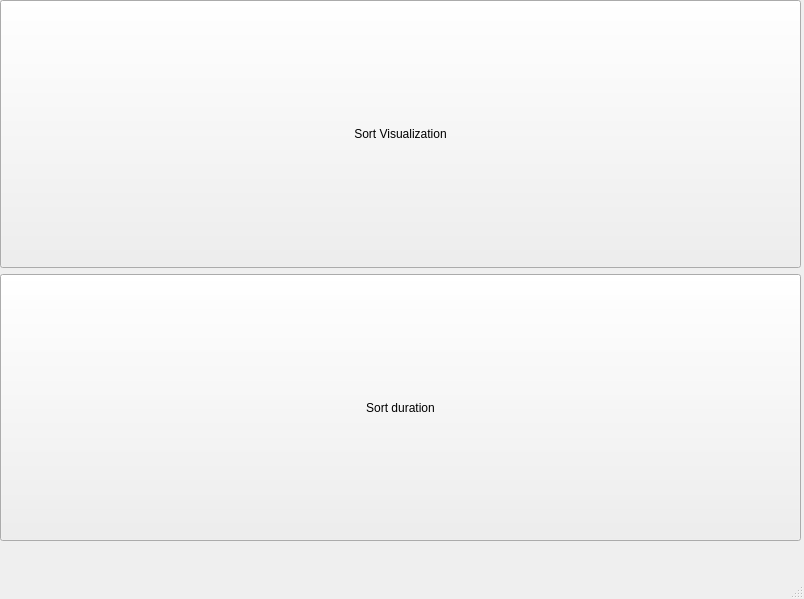
Megarekrut65/4sem-ooop-lab2, file lab2/mainwindow.ui: the form before one commit.
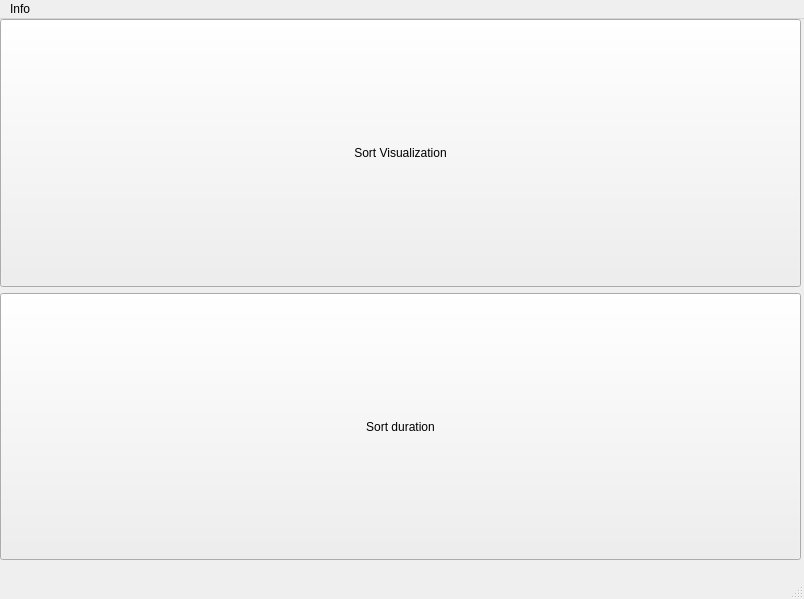
The form after the commit.

Commit message: Created window for info about sort algorithms

Diff of the .ui file:
```diff
--- a/lab2/mainwindow.ui
+++ b/lab2/mainwindow.ui
@@ -83,6 +83,13 @@
      <height>21</height>
     </rect>
    </property>
+   <widget class="QMenu" name="menuInfo">
+    <property name="title">
+     <string>Info</string>
+    </property>
+    <addaction name="actionAbout_sort_algorithms"/>
+   </widget>
+   <addaction name="menuInfo"/>
   </widget>
   <widget class="QStatusBar" name="statusbar"/>
  </widget>
```
Left out of the diff: 8 changed lines with no effect on the pictures. The commit also changes 11 other files.
